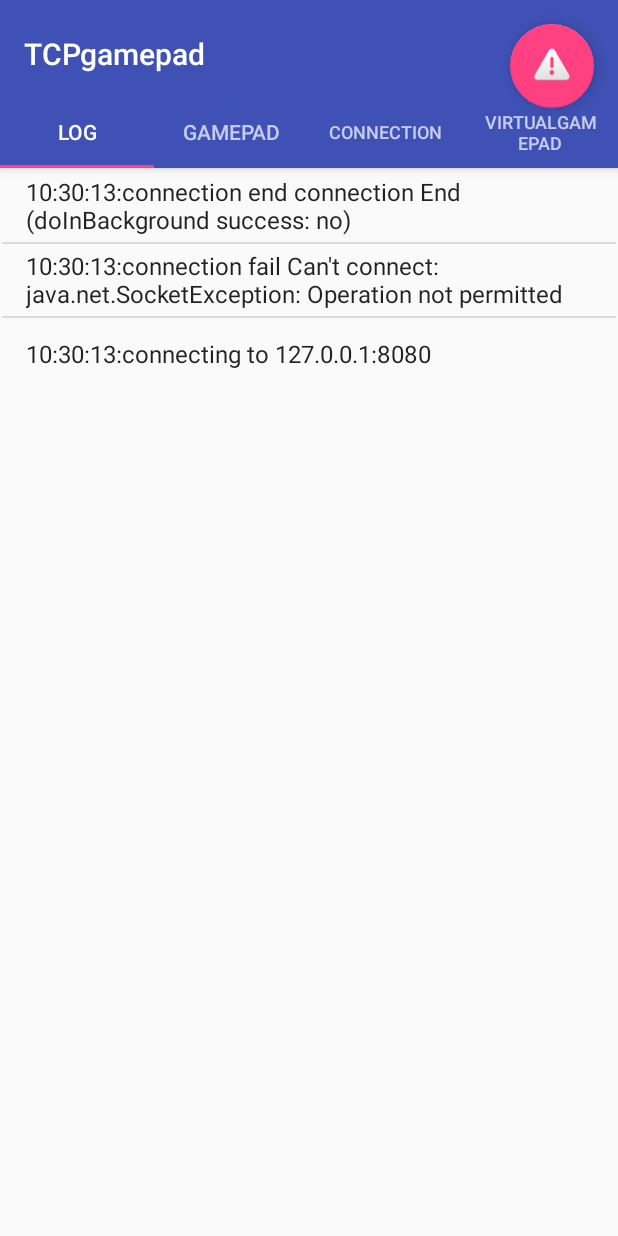
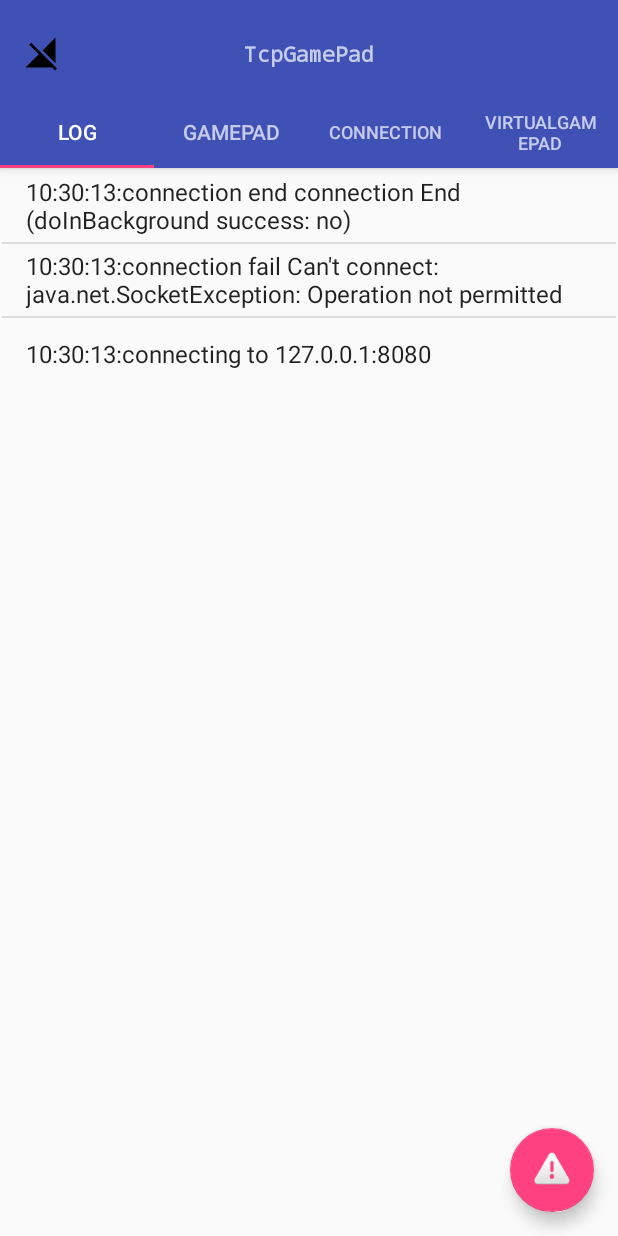
Before and after one commit to UrbanskiDawid/AndroidUSBgamepad2TCP, an Android app: the screen it shows after launch (Tabedctivity), after a tap on an icon or button, on a phone screen of 412 x 824 dp. Run offline under Robolectric (Android 15) with nearby library versions, the phone set to English and light mode, and no system bars; pictures from the network do not load.

Commit message:
adding signal icon virtual gamepad goes fullscreen press back 2 times to exit +preperation for adding menu

```diff
--- a/app/src/main/java/pl/dawidurbanski/tcpgamepad/Tabedctivity.java
+++ b/app/src/main/java/pl/dawidurbanski/tcpgamepad/Tabedctivity.java
@@ -1,6 +1,7 @@
 package pl.dawidurbanski.tcpgamepad;
 
 import android.os.Bundle;
+import android.os.Handler;
 import android.support.design.widget.FloatingActionButton;
 import android.support.design.widget.TabLayout;
 import android.support.v4.app.Fragment;
@@ -12,8 +13,14 @@ import android.support.v7.widget.Toolbar;
 import android.util.Log;
 import android.util.Pair;
 import android.view.KeyEvent;
+import android.view.Menu;
+import android.view.MenuItem;
 import android.view.MotionEvent;
 import android.view.View;
+import android.view.Window;
+import android.view.WindowManager;
+import android.widget.ImageView;
+import android.widget.Toast;
 
 import java.util.Timer;
 import java.util.TimerTask;
@@ -41,6 +48,14 @@ public class Tabedctivity extends AppCompatActivity {
 
     private FloatingActionButton fab;
 
+    private ImageView mSignal = null;
+
+    @Override
+    public boolean onCreateOptionsMenu(Menu menu) {
+        //getMenuInflater().inflate(R.menu.menu_tabedctivity, menu); TODO: in next commit
+        return true;
+    }
+
     @Override
     protected void onCreate(Bundle savedInstanceState) {
         super.onCreate(savedInstanceState);
@@ -48,8 +63,27 @@ public class Tabedctivity extends AppCompatActivity {
 
         Settings.getInstance().load(getApplicationContext());
 
+        //Toolbar
         Toolbar toolbar = (Toolbar) findViewById(R.id.toolbar);
         setSupportActionBar(toolbar);
+        toolbar.setNavigationIcon(null);
+        toolbar.setOnMenuItemClickListener(new Toolbar.OnMenuItemClickListener() {
+            @Override
+            public boolean onMenuItemClick(MenuItem item) {
+                switch(item.getItemId())
+                {
+                    case R.id.menu_optical_latency_tester:
+                        Toast.makeText(getApplicationContext(), "menu!", Toast.LENGTH_SHORT).show();
+                    break;
+                    case R.id.menu_about:
+                        Toast.makeText(getApplicationContext(), "AD!", Toast.LENGTH_SHORT).show();
+                    break;
+                }
+                return false;
+            }
+        });
+        //----
+
 
         // Create the adapter that will return a fragment for each of the three
         // primary sections of the activity.
@@ -97,22 +131,50 @@ public class Tabedctivity extends AppCompatActivity {
         });
         //--
 
+        mSignal = (ImageView)findViewById(R.id.signal);
+
         restartTimmer();
+    }
+
+    boolean doubleBackToExit_PressedOnce=false;
+    int doubleBackToExit_MaxTimeBetweenPresses=2000;//in milliseconds
+    @Override
+    public void onBackPressed() {
+
+        if (doubleBackToExit_PressedOnce) {
+            super.onBackPressed();
+            return;
+        }else {
+           doubleBackToExit_PressedOnce = true;
+        }
+        Toast.makeText(this, "Please click BACK again to exit", Toast.LENGTH_SHORT).show();
+        new Handler().postDelayed(new Runnable() {
+            @Override
+            public void run() { doubleBackToExit_PressedOnce=false; }
+        }, doubleBackToExit_MaxTimeBetweenPresses);
     }
 
     Timer timer=null;
 
     private int DrawableID = -1;
+    private int DrawableID_signal = R.drawable.ic_signal_cellular_off_black_24dp;
     private void onConnectionStatusChange(ConnectionFragment.ConnectionStatus newStatus)
     {
         Log.v("ConnectionStatusChange",newStatus.toString());
 
         switch (newStatus)
         {
-            case disconnected: DrawableID = android.R.drawable.button_onoff_indicator_off; break;
-            case connected:    DrawableID = android.R.drawable.button_onoff_indicator_on;  break;
-            case connecting:   DrawableID = android.R.drawable.ic_menu_recent_history;     break;
-            case error:        DrawableID = android.R.drawable.ic_dialog_alert;            break;
+            case disconnected: DrawableID = android.R.drawable.button_onoff_indicator_off;
+                               DrawableID_signal = R.drawable.ic_signal_cellular_off_black_24dp;
+            break;
+            case connected:    DrawableID = android.R.drawable.button_onoff_indicator_on;
+                               DrawableID_signal = R.drawable.ic_signal_cellular_4_bar_black_24dp;
+            break;
+            case connecting:   DrawableID = android.R.drawable.ic_menu_recent_history;
+            break;
+            case error:        DrawableID = android.R.drawable.ic_dialog_alert;
+                               DrawableID_signal = R.drawable.ic_signal_cellular_off_black_24dp;
+            break;
         }
         if(DrawableID==-1)
             return;
@@ -120,6 +182,7 @@ public class Tabedctivity extends AppCompatActivity {
         runOnUiThread(new Runnable() {
             public void run() {
                 fab.setImageDrawable( getResources().getDrawable(DrawableID, getBaseContext().getTheme()) );
+                mSignal.setImageDrawable( getResources().getDrawable(DrawableID_signal, getBaseContext().getTheme()) );
             }
         });
     }
@@ -222,8 +285,27 @@ public class Tabedctivity extends AppCompatActivity {
         if(position==mSelectedPage) return;
         mSelectedPage=position;
 
-        if(position==3)  mViewPager.setPagingEnabled(false);
-        else             mViewPager.setPagingEnabled(true);
+        if(position==3) setFullScreenMode(true);
+        else            setFullScreenMode(false);
+    }
+
+    public void setFullScreenMode(boolean fullScreen)
+    {
+        android.support.v7.app.ActionBar ab=getSupportActionBar();
+        Window window = getWindow();
+        if(fullScreen) {
+            mViewPager.setPagingEnabled(false);
+            if(ab!=null) ab.hide();
+            if(fab!=null) fab.hide();
+            window.addFlags(WindowManager.LayoutParams.FLAG_FULLSCREEN);
+            window.clearFlags(WindowManager.LayoutParams.FLAG_FORCE_NOT_FULLSCREEN);
+        }else{
+            mViewPager.setPagingEnabled(true);
+            if(ab!=null) ab.show();
+            if(fab!=null) fab.show();
+            window.clearFlags(WindowManager.LayoutParams.FLAG_FULLSCREEN);
+            window.addFlags(WindowManager.LayoutParams.FLAG_FORCE_NOT_FULLSCREEN);
+        }
     }
 
     /**
--- /dev/null
+++ b/app/src/main/res/drawable/ic_signal_cellular_4_bar_black_24dp.xml
@@ -0,0 +1,9 @@
+<vector xmlns:android="http://schemas.android.com/apk/res/android"
+        android:width="24dp"
+        android:height="24dp"
+        android:viewportWidth="24.0"
+        android:viewportHeight="24.0">
+    <path
+        android:fillColor="#FF000000"
+        android:pathData="M2,22h20V2z"/>
+</vector>
--- /dev/null
+++ b/app/src/main/res/drawable/ic_signal_cellular_off_black_24dp.xml
@@ -0,0 +1,9 @@
+<vector xmlns:android="http://schemas.android.com/apk/res/android"
+        android:width="24dp"
+        android:height="24dp"
+        android:viewportWidth="24.0"
+        android:viewportHeight="24.0">
+    <path
+        android:fillColor="#FF000000"
+        android:pathData="M21,1l-8.59,8.59L21,18.18V1zM4.77,4.5L3.5,5.77l6.36,6.36L1,21h17.73l2,2L22,21.73 4.77,4.5z"/>
+</vector>
--- a/app/src/main/res/layout/activity_tabedctivity.xml
+++ b/app/src/main/res/layout/activity_tabedctivity.xml
@@ -22,7 +22,20 @@
             android:background="?attr/colorPrimary"
             app:layout_scrollFlags="scroll|enterAlways"
             app:popupTheme="@style/AppTheme.PopupOverlay">
-
+            <TextView
+                android:layout_width="wrap_content"
+                android:layout_height="wrap_content"
+                android:text="@string/app_name"
+                android:typeface="monospace"
+                android:layout_gravity="center"
+                android:textStyle="bold"
+                android:id="@+id/toolbar_title" />
+            <ImageView
+                android:id="@+id/signal"
+                android:layout_width="wrap_content"
+                android:layout_height="match_parent"
+                android:layout_gravity="start"
+                android:src="@drawable/ic_signal_cellular_off_black_24dp"/>
         </android.support.v7.widget.Toolbar>
 
         <android.support.design.widget.TabLayout
@@ -42,7 +55,7 @@
         android:id="@+id/fab"
         android:layout_width="wrap_content"
         android:layout_height="wrap_content"
-        android:layout_gravity="end|top"
+        android:layout_gravity="end|bottom"
         android:layout_margin="@dimen/fab_margin"
         android:src="@android:drawable/button_onoff_indicator_off" />
 
--- a/app/src/main/res/menu/menu_tabedctivity.xml
+++ b/app/src/main/res/menu/menu_tabedctivity.xml
@@ -3,8 +3,13 @@
     xmlns:tools="http://schemas.android.com/tools"
     tools:context="pl.dawidurbanski.tcpgamepad.Tabedctivity">
     <item
-        android:id="@+id/action_settings"
+        android:id="@+id/menu_optical_latency_tester"
         android:orderInCategory="100"
-        android:title="@string/action_settings"
+        android:title="optical latency tester"
+        app:showAsAction="never" />
+    <item
+        android:id="@+id/menu_about"
+        android:orderInCategory="100"
+        android:title="about"
         app:showAsAction="never" />
 </menu>
--- a/app/src/main/res/values/strings.xml
+++ b/app/src/main/res/values/strings.xml
@@ -11,7 +11,6 @@
     <string name="error_cantConnect">Cant connect</string>
     <string name="error_field_required">This field is required</string>
     <string name="action_connection">Connection</string>
-    <string name="title_activity_tabedctivity">TCPgamepad</string>
     <string name="section_format">Hello World from section: %1$d</string>
     <string name="hello_blank_fragment">Hello blank fragment</string>
     <string name="fragmentLog_Title">logs</string>
```
Also changed, not shown: app/src/main/AndroidManifest.xml (+4 -3 lines), app/src/main/res/drawable/ic_signal_cellular_0_bar_black_24dp.xml (added, +10 -0 lines), app/src/main/res/drawable/ic_signal_cellular_1_bar_black_24dp.xml (added, +13 -0 lines), app/src/main/res/drawable/ic_signal_cellular_2_bar_black_24dp.xml (added, +13 -0 lines), app/src/main/res/drawable/ic_signal_cellular_3_bar_black_24dp.xml (added, +13 -0 lines), 1 other file.
